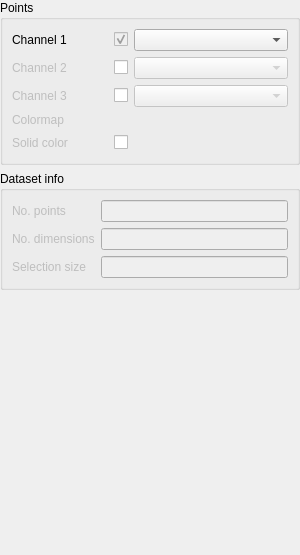
Above: src/PointsLayerWidget.ui from ManiVaultStudio/ImageViewerPlugin before the change. Below: the same form after it.
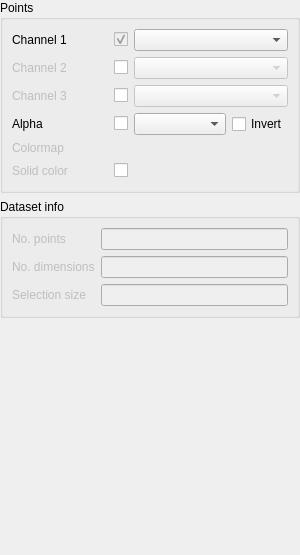
That is the form after the change. Custom widgets are drawn as their Qt base class.

Commit message: Work on alpha channel

```diff
--- a/src/PointsLayerWidget.ui
+++ b/src/PointsLayerWidget.ui
@@ -56,63 +56,6 @@
       <string>Points</string>
      </property>
      <layout class="QGridLayout" name="gridLayout">
-      <item row="7" column="0">
-       <widget class="QLabel" name="colormapLabel">
-        <property name="enabled">
-         <bool>false</bool>
-        </property>
-        <property name="text">
-         <string>Colormap</string>
-        </property>
-       </widget>
-      </item>
-      <item row="7" column="1">
-       <widget class="ColorMapComboBox" name="colormapComboBox" native="true">
-        <property name="enabled">
-         <bool>false</bool>
-        </property>
-       </widget>
-      </item>
-      <item row="3" column="0">
-       <layout class="QHBoxLayout" name="channel2HorizontalLayout">
-        <property name="spacing">
-         <number>6</number>
-        </property>
-        <property name="bottomMargin">
-         <number>0</number>
-        </property>
-        <item>
-         <widget class="QLabel" name="channel2Label">
-          <property name="enabled">
-           <bool>false</bool>
-          </property>
-          <property name="text">
-           <string>Channel 2</string>
-          </property>
-         </widget>
-        </item>
-        <item>
-         <spacer name="channel2HorizontalSpacer">
-          <property name="orientation">
-           <enum>Qt::Horizontal</enum>
-          </property>
-          <property name="sizeHint" stdset="0">
-           <size>
-            <width>40</width>
-            <height>20</height>
-           </size>
-          </property>
-         </spacer>
-        </item>
-        <item>
-         <widget class="QCheckBox" name="channel2CheckBox">
-          <property name="text">
-           <string/>
-          </property>
-         </widget>
-        </item>
-       </layout>
-      </item>
       <item row="4" column="0">
        <layout class="QHBoxLayout" name="channel3HorizontalLayout">
         <property name="spacing">
@@ -150,46 +93,6 @@
         </item>
        </layout>
       </item>
-      <item row="8" column="0">
-       <layout class="QHBoxLayout" name="colorHorizontalLayout">
-        <property name="spacing">
-         <number>6</number>
-        </property>
-        <property name="bottomMargin">
-         <number>0</number>
-        </property>
-        <item>
-         <widget class="QLabel" name="solidColorLabel">
-          <property name="enabled">
-           <bool>false</bool>
-          </property>
-          <property name="text">
-           <string>Solid color</string>
-          </property>
-         </widget>
-        </item>
-        <item>
-         <spacer name="colorHorizontalSpacer">
-          <property name="orientation">
-           <enum>Qt::Horizontal</enum>
-          </property>
-          <property name="sizeHint" stdset="0">
-           <size>
-            <width>40</width>
-            <height>20</height>
-           </size>
-          </property>
-         </spacer>
-        </item>
-        <item>
-         <widget class="QCheckBox" name="solidColorCheckBox">
-          <property name="text">
-           <string/>
-          </property>
-         </widget>
-        </item>
-       </layout>
-      </item>
       <item row="2" column="1">
        <widget class="QComboBox" name="channel1ComboBox">
         <property name="enabled">
@@ -203,16 +106,20 @@
         </property>
        </widget>
       </item>
-      <item row="3" column="1">
-       <widget class="QComboBox" name="channel2ComboBox">
+      <item row="8" column="0">
+       <widget class="QLabel" name="colormapLabel">
         <property name="enabled">
          <bool>false</bool>
         </property>
-        <property name="sizePolicy">
-         <sizepolicy hsizetype="Preferred" vsizetype="Fixed">
-          <horstretch>1</horstretch>
-          <verstretch>0</verstretch>
-         </sizepolicy>
+        <property name="text">
+         <string>Colormap</string>
+        </property>
+       </widget>
+      </item>
+      <item row="8" column="1">
+       <widget class="ColorMapComboBox" name="colormapComboBox" native="true">
+        <property name="enabled">
+         <bool>false</bool>
         </property>
        </widget>
       </item>
@@ -259,6 +166,80 @@
         </item>
        </layout>
       </item>
+      <item row="5" column="0">
+       <layout class="QHBoxLayout" name="alphaHorizontalLayout">
+        <property name="bottomMargin">
+         <number>0</number>
+        </property>
+        <item>
+         <widget class="QLabel" name="alphaLabel">
+          <property name="text">
+           <string>Alpha</string>
+          </property>
+         </widget>
+        </item>
+        <item>
+         <spacer name="alphaHorizontalSpacer">
+          <property name="orientation">
+           <enum>Qt::Horizontal</enum>
+          </property>
+          <property name="sizeHint" stdset="0">
+           <size>
+            <width>40</width>
+            <height>20</height>
+           </size>
+          </property>
+         </spacer>
+        </item>
+        <item>
+         <widget class="QCheckBox" name="alphaCheckBox">
+          <property name="text">
+           <string/>
+          </property>
+         </widget>
+        </item>
+       </layout>
+      </item>
+      <item row="9" column="0">
+       <layout class="QHBoxLayout" name="colorHorizontalLayout">
+        <property name="spacing">
+         <number>6</number>
+        </property>
+        <property name="bottomMargin">
+         <number>0</number>
+        </property>
+        <item>
+         <widget class="QLabel" name="solidColorLabel">
+          <property name="enabled">
+           <bool>false</bool>
+          </property>
+          <property name="text">
+           <string>Solid color</string>
+          </property>
+         </widget>
+        </item>
+        <item>
+         <spacer name="colorHorizontalSpacer">
+          <property name="orientation">
+           <enum>Qt::Horizontal</enum>
+          </property>
+          <property name="sizeHint" stdset="0">
+           <size>
+            <width>40</width>
+            <height>20</height>
+           </size>
+          </property>
+         </spacer>
+        </item>
+        <item>
+         <widget class="QCheckBox" name="solidColorCheckBox">
+          <property name="text">
+           <string/>
+          </property>
+         </widget>
+        </item>
+       </layout>
+      </item>
       <item row="4" column="1">
        <widget class="QComboBox" name="channel3ComboBox">
         <property name="enabled">
@@ -272,9 +253,86 @@
         </property>
        </widget>
       </item>
-      <item row="8" column="1">
+      <item row="9" column="1">
        <widget class="ColorWidget" name="solidColorPushButton" native="true"/>
       </item>
+      <item row="3" column="1">
+       <widget class="QComboBox" name="channel2ComboBox">
+        <property name="enabled">
+         <bool>false</bool>
+        </property>
+        <property name="sizePolicy">
+         <sizepolicy hsizetype="Preferred" vsizetype="Fixed">
+          <horstretch>1</horstretch>
+          <verstretch>0</verstretch>
+         </sizepolicy>
+        </property>
+       </widget>
+      </item>
+      <item row="3" column="0">
+       <layout class="QHBoxLayout" name="channel2HorizontalLayout">
+        <property name="spacing">
+         <number>6</number>
+        </property>
+        <property name="bottomMargin">
+         <number>0</number>
+        </property>
+        <item>
+         <widget class="QLabel" name="channel2Label">
+          <property name="enabled">
+           <bool>false</bool>
+          </property>
+          <property name="text">
+           <string>Channel 2</string>
+          </property>
+         </widget>
+        </item>
+        <item>
+         <spacer name="channel2HorizontalSpacer">
+          <property name="orientation">
+           <enum>Qt::Horizontal</enum>
+          </property>
+          <property name="sizeHint" stdset="0">
+           <size>
+            <width>40</width>
+            <height>20</height>
+           </size>
+          </property>
+         </spacer>
+        </item>
+        <item>
+         <widget class="QCheckBox" name="channel2CheckBox">
+          <property name="text">
+           <string/>
+          </property>
+         </widget>
+        </item>
+       </layout>
+      </item>
+      <item row="5" column="1">
+       <layout class="QHBoxLayout" name="horizontalLayout">
+        <property name="bottomMargin">
+         <number>0</number>
+        </property>
+        <item>
+         <widget class="QComboBox" name="alphaComboBox">
+          <property name="sizePolicy">
+           <sizepolicy hsizetype="Preferred" vsizetype="Fixed">
+            <horstretch>1</horstretch>
+            <verstretch>0</verstretch>
+           </sizepolicy>
+          </property>
+         </widget>
+        </item>
+        <item>
+         <widget class="QCheckBox" name="alphaInvertCheckBox">
+          <property name="text">
+           <string>Invert</string>
+          </property>
+         </widget>
+        </item>
+       </layout>
+      </item>
      </layout>
     </widget>
    </item>
```
The commit also changes 5 other files.
